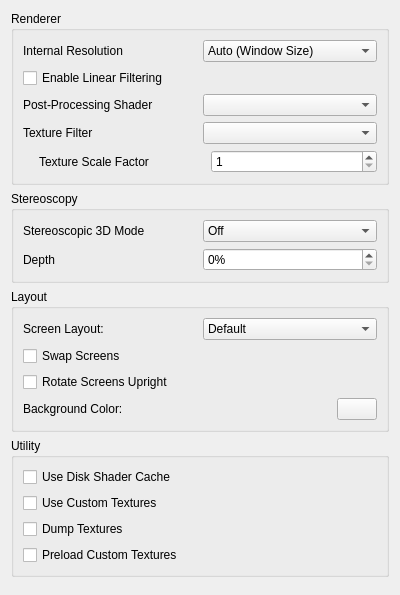
PabloMK7/citra, file src/citra_qt/configuration/configure_enhancements.ui: the form before one commit.
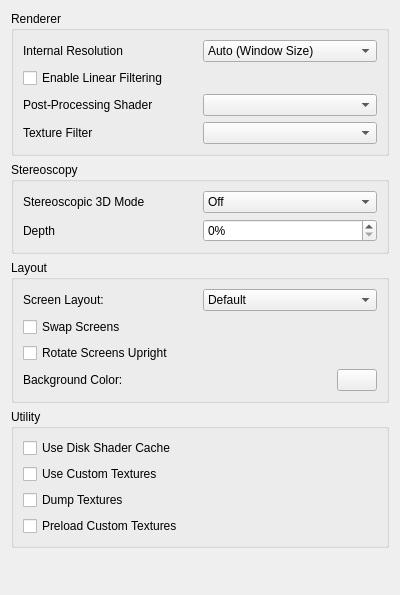
The form after the commit.

Commit message: Texture Filtering v2 (#5166)

The edit to the form file:
```diff
--- a/src/citra_qt/configuration/configure_enhancements.ui
+++ b/src/citra_qt/configuration/configure_enhancements.ui
@@ -131,42 +131,6 @@
         </item>
        </layout>
       </item>
-      <item>
-       <widget class="QWidget" name="texture_filter_group" native="true">
-        <layout class="QVBoxLayout" name="verticalLayout_7">
-         <property name="leftMargin">
-          <number>16</number>
-         </property>
-         <property name="topMargin">
-          <number>0</number>
-         </property>
-         <property name="rightMargin">
-          <number>0</number>
-         </property>
-         <property name="bottomMargin">
-          <number>0</number>
-         </property>
-         <item>
-          <layout class="QHBoxLayout" name="horizontalLayout_8">
-           <item>
-            <widget class="QLabel" name="label_6">
-             <property name="text">
-              <string>Texture Scale Factor</string>
-             </property>
-            </widget>
-           </item>
-           <item>
-            <widget class="QSpinBox" name="texture_scale_spinbox">
-             <property name="minimum">
-              <number>1</number>
-             </property>
-            </widget>
-           </item>
-          </layout>
-         </item>
-        </layout>
-       </widget>
-      </item>
      </layout>
     </widget>
    </item>
```
The commit also changes 28 other files.
